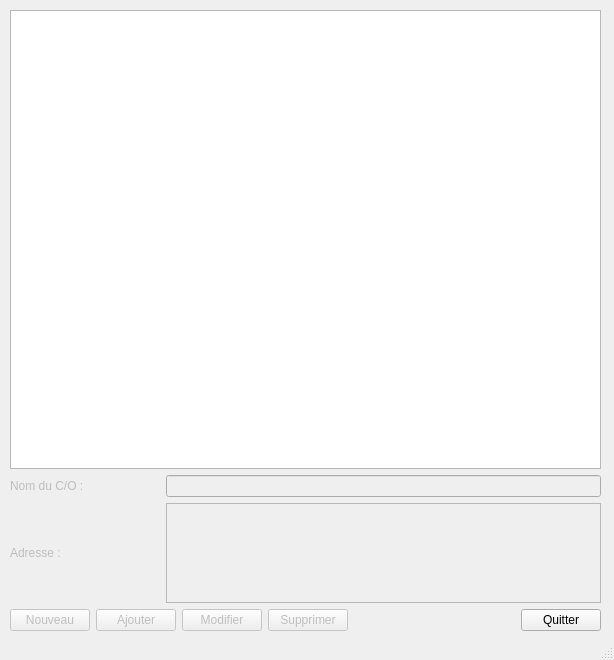
Before: the Qt Designer form ui/comanagementwindow.ui in jphoubion/COMailPrinting, drawn with Qt 5.
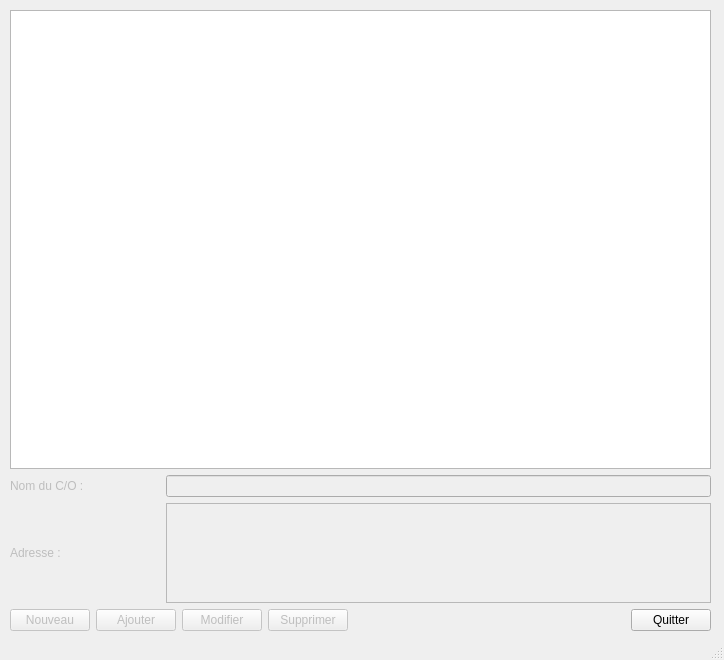
After: the same form once the commit is applied.

Commit message: * Fix column header in comanagementwindow.py

Patch:
```diff
--- a/ui/comanagementwindow.ui
+++ b/ui/comanagementwindow.ui
@@ -9,7 +9,7 @@
    <rect>
     <x>0</x>
     <y>0</y>
-    <width>614</width>
+    <width>724</width>
     <height>660</height>
    </rect>
   </property>
@@ -22,7 +22,7 @@
      <rect>
       <x>10</x>
       <y>10</y>
-      <width>591</width>
+      <width>701</width>
       <height>621</height>
      </rect>
     </property>
```
The commit also changes 2 other files.
